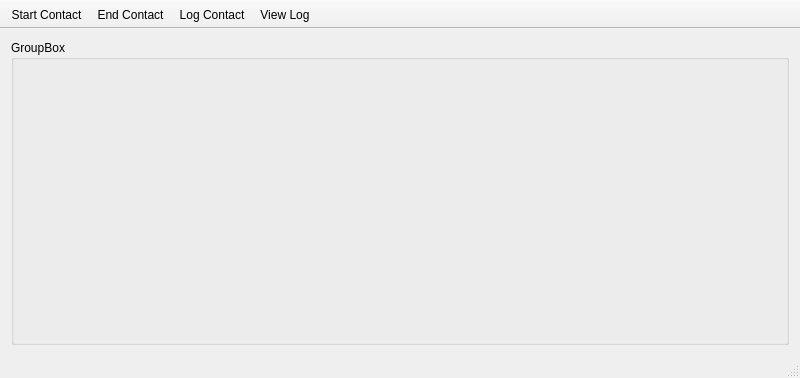
The window that ui/mainlogwindow.ui (gladdware/qhamlog) describes before a commit, drawn with Qt 5.
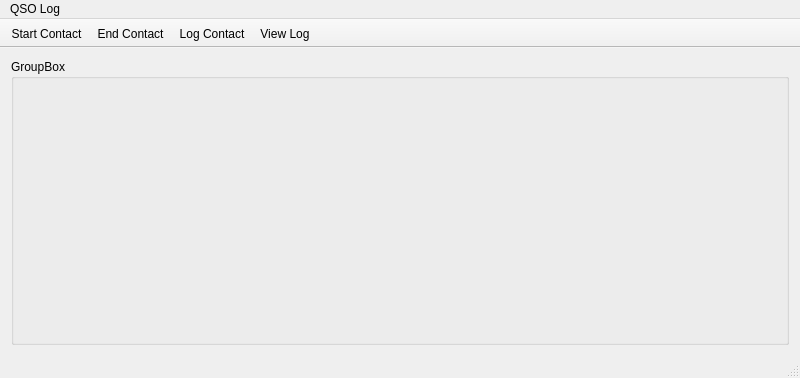
The same window after the commit. Custom widgets are drawn as their Qt base class.

Diff of the .ui file:
```diff
--- a/ui/mainlogwindow.ui
+++ b/ui/mainlogwindow.ui
@@ -48,6 +48,15 @@
      <height>22</height>
     </rect>
    </property>
+   <widget class="QMenu" name="menuQsoLog">
+    <property name="title">
+     <string>QSO Log</string>
+    </property>
+    <addaction name="actionView_Log"/>
+    <addaction name="separator"/>
+    <addaction name="actionExport_Log"/>
+   </widget>
+   <addaction name="menuQsoLog"/>
   </widget>
   <widget class="QToolBar" name="mainToolBar">
    <property name="movable">
```
Left out of the diff: 8 changed lines with no effect on the pictures.
